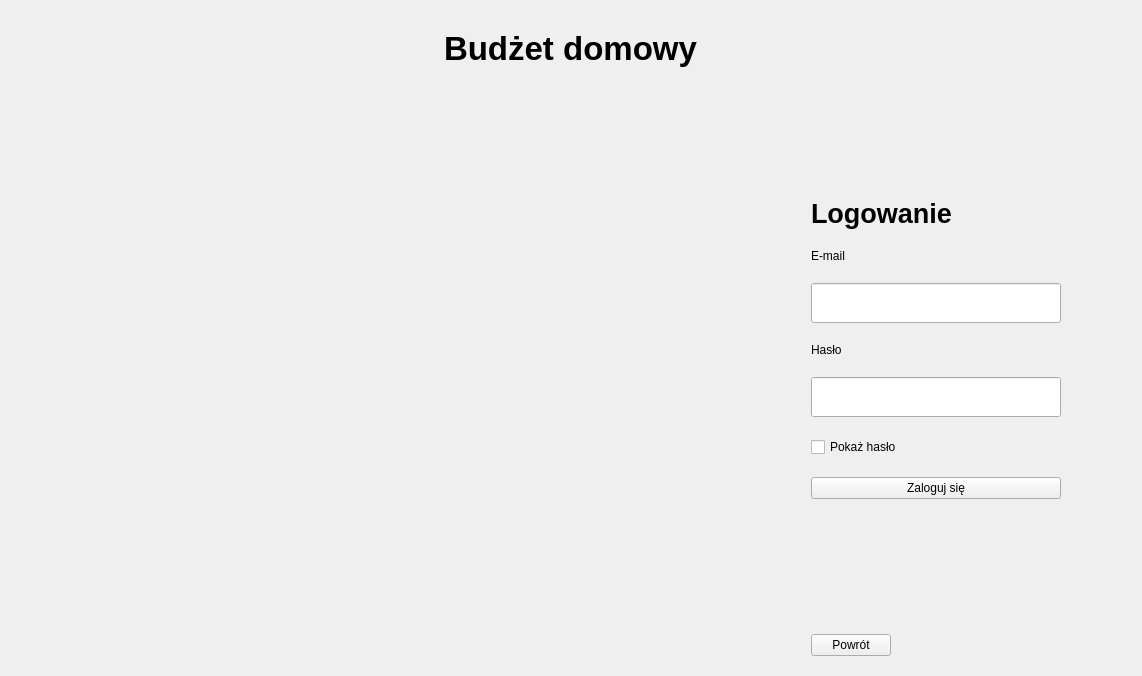
Dawid-Robak-IG/BUDZET_DOMOWY, file ui/Start_Log_Reg.ui: the form before one commit.
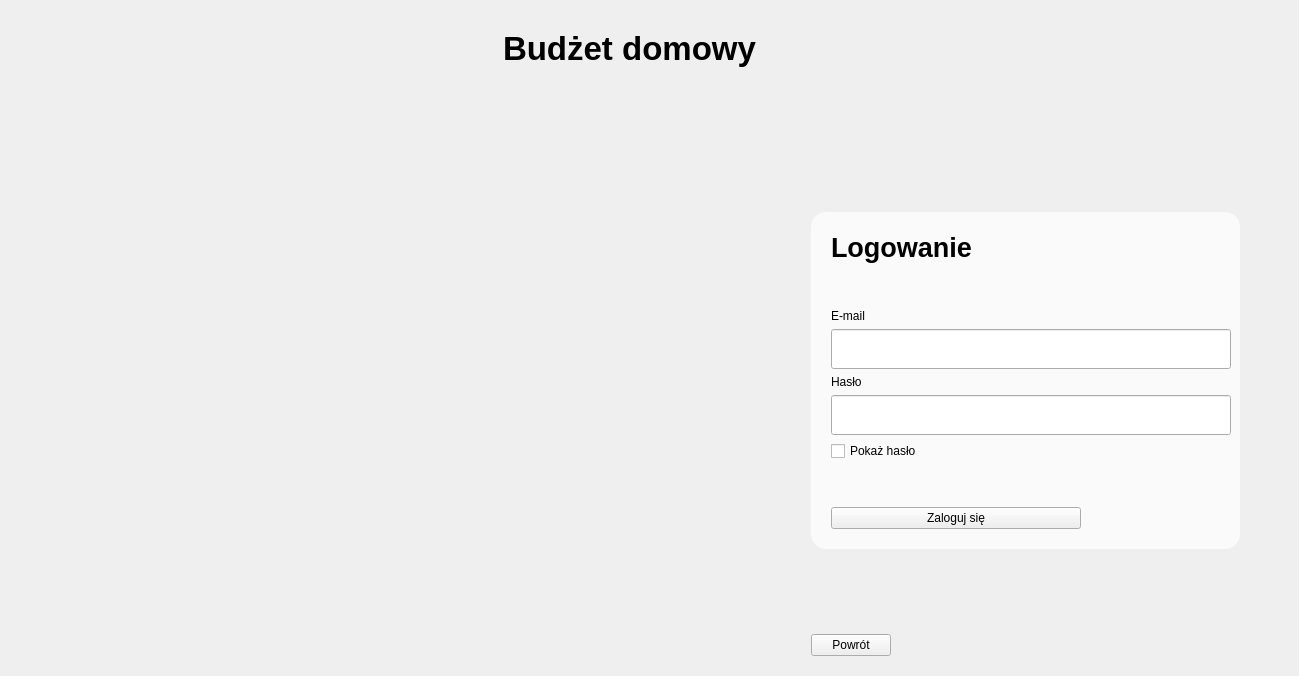
The form after the commit. The open tabs and pages were chosen to show the change.

Patch:
```diff
--- a/ui/Start_Log_Reg.ui
+++ b/ui/Start_Log_Reg.ui
@@ -23,6 +23,9 @@
    <property name="topMargin">
     <number>30</number>
    </property>
+   <property name="rightMargin">
+    <number>50</number>
+   </property>
    <item>
     <layout class="QHBoxLayout" name="horizontalLayout_2">
      <item>
@@ -66,13 +69,26 @@
      </item>
     </layout>
    </item>
+   <item>
+    <spacer name="verticalSpacer_9">
+     <property name="orientation">
+      <enum>Qt::Vertical</enum>
+     </property>
+     <property name="sizeHint" stdset="0">
+      <size>
+       <width>20</width>
+       <height>40</height>
+      </size>
+     </property>
+    </spacer>
+   </item>
    <item>
     <widget class="QStackedWidget" name="stackedWidget">
      <property name="styleSheet">
       <string notr="true"/>
      </property>
      <property name="currentIndex">
-      <number>0</number>
+      <number>2</number>
      </property>
      <widget class="QWidget" name="Start_page">
       <layout class="QHBoxLayout" name="horizontalLayout_4">
@@ -177,9 +193,7 @@
     background-color: rgba(0, 194, 199, 200);
 }
 
-QPushButton:pressed {
-    background-color: rgba(0, 194, 199, 150);
-}</string>
+</string>
                 </property>
                 <property name="text">
                  <string>ZALOGUJ</string>
@@ -244,9 +258,6 @@
     background-color: rgba(0, 59, 91, 200);   
 }
 
-QPushButton:pressed {
-    background-color: rgba(0, 59, 91, 150);   
-}
 </string>
                 </property>
                 <property name="text">
@@ -373,6 +384,34 @@
         </spacer>
        </item>
        <item>
+        <widget class="QFrame" name="frame_2">
+         <property name="autoFillBackground">
+          <bool>false</bool>
+         </property>
+         <property name="styleSheet">
+          <string notr="true">QFrame{
+ background-color: rgba(255, 255, 255, 180); border-radius: 15px;}
+
+QLabel{
+ background-color: rgba(255, 255, 255,0); }</string>
+         </property>
+         <property name="frameShape">
+          <enum>QFrame::StyledPanel</enum>
+         </property>
+         <property name="frameShadow">
+          <enum>QFrame::Raised</enum>
+         </property>
+         <layout class="QVBoxLayout" name="verticalLayout_5">
+          <property name="leftMargin">
+           <number>20</number>
+          </property>
+          <property name="topMargin">
+           <number>20</number>
+          </property>
+          <property name="bottomMargin">
+           <number>20</number>
+          </property>
+          <item>
         <widget class="QLabel" name="label_2">
          <property name="font">
           <font>
@@ -385,6 +424,19 @@
          </property>
         </widget>
        </item>
+          <item>
+           <spacer name="verticalSpacer_7">
+            <property name="orientation">
+             <enum>Qt::Vertical</enum>
+            </property>
+            <property name="sizeHint" stdset="0">
+             <size>
+              <width>20</width>
+              <height>40</height>
+             </size>
+            </property>
+           </spacer>
+          </item>
        <item>
         <widget class="QLabel" name="label_3">
          <property name="text">
@@ -393,11 +445,6 @@
         </widget>
        </item>
        <item>
-        <layout class="QHBoxLayout" name="horizontalLayout_6">
-         <property name="topMargin">
-          <number>0</number>
-         </property>
-         <item>
           <widget class="QLineEdit" name="lineEdit_emailLog">
            <property name="sizePolicy">
             <sizepolicy hsizetype="Fixed" vsizetype="Fixed">
@@ -407,31 +454,22 @@
            </property>
            <property name="minimumSize">
             <size>
-             <width>250</width>
+              <width>400</width>
              <height>40</height>
             </size>
            </property>
+            <property name="maximumSize">
+             <size>
+              <width>400</width>
+              <height>16777215</height>
+             </size>
+            </property>
            <property name="styleSheet">
             <string notr="true">padding-left: 8px;</string>
            </property>
           </widget>
          </item>
          <item>
-          <spacer name="horizontalSpacer_6">
-           <property name="orientation">
-            <enum>Qt::Horizontal</enum>
-           </property>
-           <property name="sizeHint" stdset="0">
-            <size>
-             <width>40</width>
-             <height>20</height>
-            </size>
-           </property>
-          </spacer>
-         </item>
-        </layout>
-       </item>
-       <item>
         <widget class="QLabel" name="label_4">
          <property name="text">
           <string>Hasło</string>
@@ -439,37 +477,23 @@
         </widget>
        </item>
        <item>
-        <layout class="QHBoxLayout" name="horizontalLayout_7">
-         <property name="topMargin">
-          <number>0</number>
-         </property>
-         <item>
           <widget class="QLineEdit" name="lineEdit_passwordLog">
            <property name="minimumSize">
             <size>
-             <width>250</width>
+              <width>400</width>
              <height>40</height>
             </size>
            </property>
+            <property name="maximumSize">
+             <size>
+              <width>400</width>
+              <height>16777215</height>
+             </size>
+            </property>
            <property name="echoMode">
             <enum>QLineEdit::Password</enum>
            </property>
           </widget>
-         </item>
-         <item>
-          <spacer name="horizontalSpacer_7">
-           <property name="orientation">
-            <enum>Qt::Horizontal</enum>
-           </property>
-           <property name="sizeHint" stdset="0">
-            <size>
-             <width>40</width>
-             <height>20</height>
-            </size>
-           </property>
-          </spacer>
-         </item>
-        </layout>
        </item>
        <item>
         <widget class="QCheckBox" name="checkBox_showPasswordLog">
@@ -478,6 +502,19 @@
          </property>
         </widget>
        </item>
+          <item>
+           <spacer name="verticalSpacer_8">
+            <property name="orientation">
+             <enum>Qt::Vertical</enum>
+            </property>
+            <property name="sizeHint" stdset="0">
+             <size>
+              <width>20</width>
+              <height>40</height>
+             </size>
+            </property>
+           </spacer>
+          </item>
        <item>
         <widget class="QPushButton" name="pushButton_zalogujSie">
          <property name="maximumSize">
@@ -491,6 +528,9 @@
          </property>
         </widget>
        </item>
+         </layout>
+        </widget>
+       </item>
        <item>
         <spacer name="verticalSpacer_2">
          <property name="orientation">
@@ -542,6 +582,35 @@
         <number>800</number>
        </property>
        <item>
+        <spacer name="verticalSpacer_10">
+         <property name="orientation">
+          <enum>Qt::Vertical</enum>
+         </property>
+         <property name="sizeHint" stdset="0">
+          <size>
+           <width>20</width>
+           <height>40</height>
+          </size>
+         </property>
+        </spacer>
+       </item>
+       <item>
+        <widget class="QFrame" name="frame_3">
+         <property name="styleSheet">
+          <string notr="true">QFrame{
+ background-color: rgba(255, 255, 255, 180); border-radius: 15px;}
+
+QLabel{
+ background-color: rgba(255, 255, 255,0); }</string>
+         </property>
+         <property name="frameShape">
+          <enum>QFrame::StyledPanel</enum>
+         </property>
+         <property name="frameShadow">
+          <enum>QFrame::Raised</enum>
+         </property>
+         <layout class="QVBoxLayout" name="verticalLayout_6">
+          <item>
         <widget class="QLabel" name="label_5">
          <property name="font">
           <font>
@@ -555,7 +624,7 @@
         </widget>
        </item>
        <item>
-        <spacer name="verticalSpacer_3">
+           <spacer name="verticalSpacer_11">
          <property name="orientation">
           <enum>Qt::Vertical</enum>
          </property>
@@ -578,7 +647,7 @@
         <widget class="QLineEdit" name="lineEdit_emailReg">
          <property name="maximumSize">
           <size>
-           <width>500</width>
+              <width>400</width>
            <height>16777215</height>
           </size>
          </property>
@@ -595,7 +664,7 @@
         <widget class="QLineEdit" name="lineEdit_firstNameReg">
          <property name="maximumSize">
           <size>
-           <width>500</width>
+              <width>400</width>
            <height>16777215</height>
           </size>
          </property>
@@ -612,7 +681,7 @@
         <widget class="QLineEdit" name="lineEdit_lastNameReg">
          <property name="maximumSize">
           <size>
-           <width>500</width>
+              <width>400</width>
            <height>16777215</height>
           </size>
          </property>
@@ -673,28 +742,37 @@
            </property>
           </widget>
          </item>
+           </layout>
+          </item>
          <item>
-          <spacer name="horizontalSpacer_15">
+           <spacer name="verticalSpacer_3">
            <property name="orientation">
-            <enum>Qt::Horizontal</enum>
+             <enum>Qt::Vertical</enum>
            </property>
            <property name="sizeHint" stdset="0">
             <size>
-             <width>40</width>
-             <height>20</height>
+              <width>20</width>
+              <height>40</height>
             </size>
            </property>
           </spacer>
-         </item>
-        </layout>
        </item>
        <item>
         <widget class="QPushButton" name="pushButton_zarejestrujSie">
+            <property name="maximumSize">
+             <size>
+              <width>400</width>
+              <height>16777215</height>
+             </size>
+            </property>
          <property name="text">
           <string>Zarejestruj</string>
          </property>
         </widget>
        </item>
+         </layout>
+        </widget>
+       </item>
        <item>
         <spacer name="verticalSpacer_4">
          <property name="orientation">
@@ -733,19 +811,6 @@
            </property>
           </spacer>
          </item>
-         <item>
-          <spacer name="horizontalSpacer_9">
-           <property name="orientation">
-            <enum>Qt::Horizontal</enum>
-           </property>
-           <property name="sizeHint" stdset="0">
-            <size>
-             <width>40</width>
-             <height>20</height>
-            </size>
-           </property>
-          </spacer>
-         </item>
         </layout>
        </item>
       </layout>
```
Lines whose indentation alone changed are shown as unchanged.
